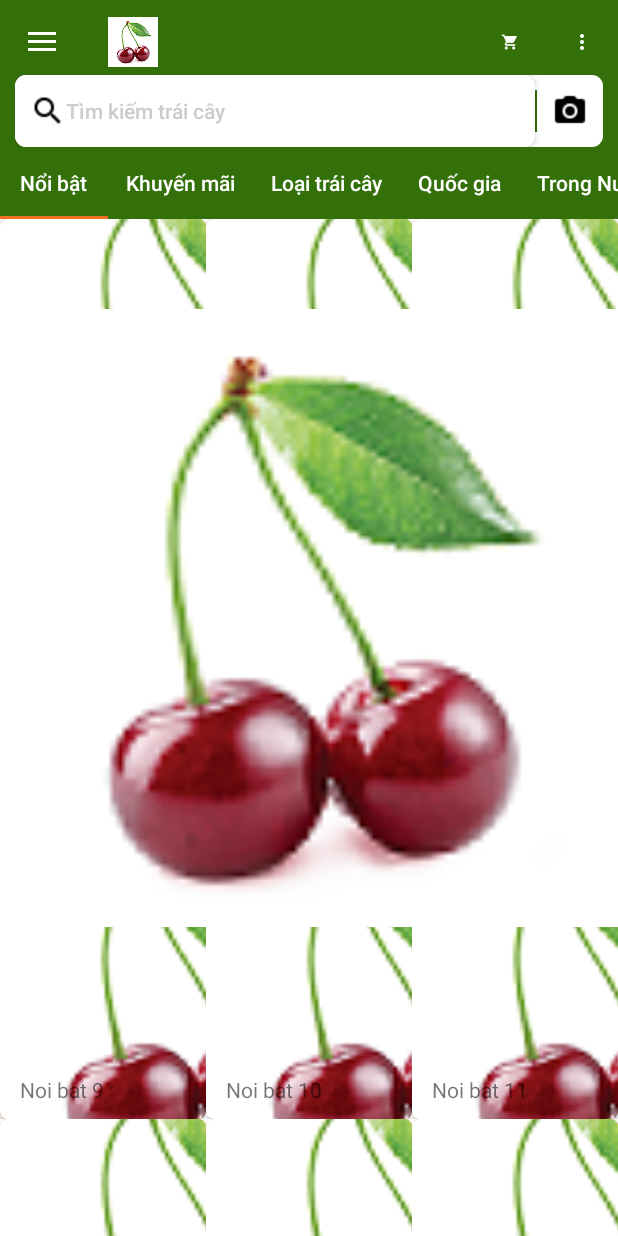
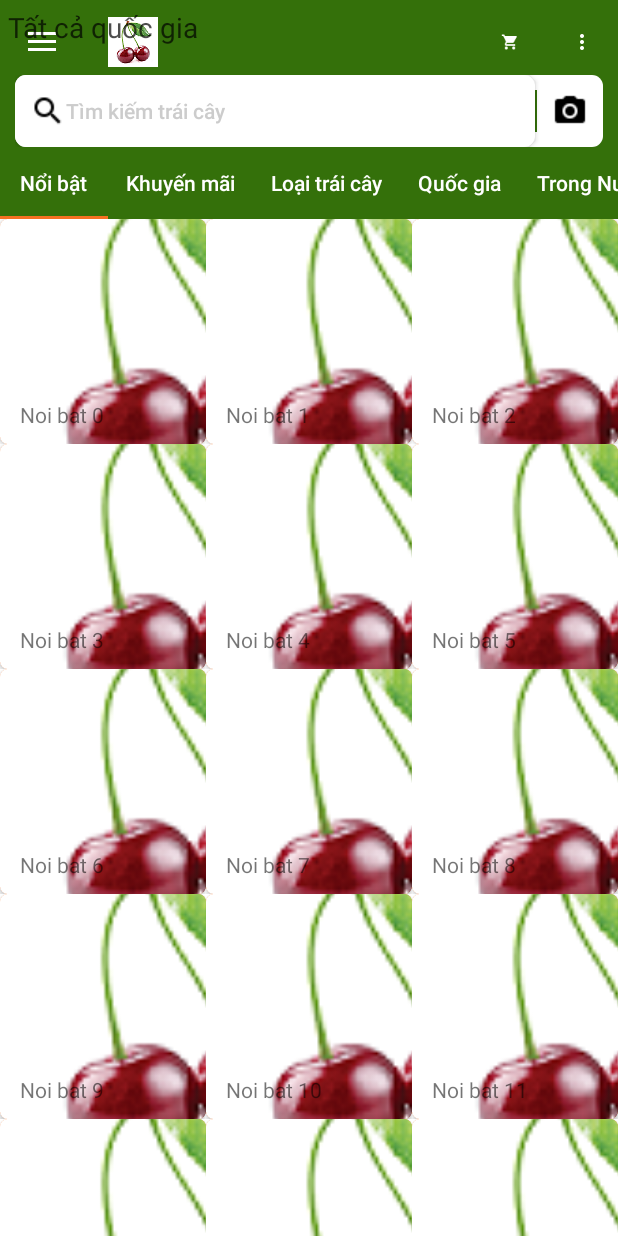
Before and after one commit to HuynhLongHo/LuanVan, an Android app: the fragment FragmentQuocGia placed in its activity, on a phone screen of 412 x 824 dp. Run offline under Robolectric (Android 15) with nearby library versions, the phone set to English and light mode, and no system bars; libraries missing offline, so code that uses them is left out: com.facebook, com.facebook.login; 4 statements that could not run were skipped.

Commit message:
add fragment QuocGia
Hiển thị danh sách quốc gia trong fragment quốc gia

```diff
--- /dev/null
+++ b/TraiCayNgoaiNhap/app/src/main/java/longho/nienluan/traicayngoainhap/Model/TrangChu_QuocGia/ModelQuocGia.java
@@ -0,0 +1,63 @@
+package longho.nienluan.traicayngoainhap.Model.TrangChu_QuocGia;
+
+import org.json.JSONArray;
+import org.json.JSONException;
+import org.json.JSONObject;
+
+import java.util.ArrayList;
+import java.util.HashMap;
+import java.util.List;
+import java.util.concurrent.ExecutionException;
+
+import longho.nienluan.traicayngoainhap.DownloadInternet.DownloadJSON;
+import longho.nienluan.traicayngoainhap.Model.ObjectClass.QuocGia;
+import longho.nienluan.traicayngoainhap.View.TrangChu.TrangChuActivity;
+
+public class ModelQuocGia {
+
+    public List<QuocGia> LayDanhSachQuocGia(){
+        List<QuocGia> quocGiaList = new ArrayList<>();
+
+        List<HashMap<String,String>> attrs = new ArrayList<>();
+        String dataJSON = "";
+
+        String duongdan = TrangChuActivity.SERVER_NAME;
+
+        HashMap<String,String> hsHam = new HashMap<>();
+        hsHam.put("ham","LayDanhSachQuocGia");
+
+        attrs.add(hsHam);
+
+        DownloadJSON downloadJSON = new DownloadJSON(duongdan,attrs);
+        //end phương thức post
+        downloadJSON.execute();
+
+        try {
+            dataJSON = downloadJSON.get();
+
+            JSONObject jsonObject = new JSONObject(dataJSON);
+            JSONArray jsonArrayQuocGia = jsonObject.getJSONArray("quocgia");
+            int dem = jsonArrayQuocGia.length();
+
+            for (int i = 0; i<dem; i++){
+                QuocGia quocGia = new QuocGia();
+                JSONObject object = jsonArrayQuocGia.getJSONObject(i);
+
+                quocGia.setMaQG(object.getInt("MaQG"));
+                quocGia.setTenQG(object.getString("TenQG"));
+                quocGia.setQuocKiQG(object.getString("QuocKiQG"));
+
+                quocGiaList.add(quocGia);
+            }
+
+        } catch (InterruptedException e) {
+            e.printStackTrace();
+        } catch (ExecutionException e) {
+            e.printStackTrace();
+        } catch (JSONException e) {
+            e.printStackTrace();
+        }
+
+        return quocGiaList;
+    }
+}
--- /dev/null
+++ b/TraiCayNgoaiNhap/app/src/main/java/longho/nienluan/traicayngoainhap/Presenter/TrangChu/TrangChu_QuocGia/IPresenterQuocGia.java
@@ -0,0 +1,5 @@
+package longho.nienluan.traicayngoainhap.Presenter.TrangChu.TrangChu_QuocGia;
+
+public interface IPresenterQuocGia {
+    void LayDanhSachQuocGia();
+}
--- /dev/null
+++ b/TraiCayNgoaiNhap/app/src/main/java/longho/nienluan/traicayngoainhap/Presenter/TrangChu/TrangChu_QuocGia/PresenterLogicQuocGia.java
@@ -0,0 +1,27 @@
+package longho.nienluan.traicayngoainhap.Presenter.TrangChu.TrangChu_QuocGia;
+
+import java.util.List;
+
+import longho.nienluan.traicayngoainhap.Model.ObjectClass.QuocGia;
+import longho.nienluan.traicayngoainhap.Model.TrangChu_QuocGia.ModelQuocGia;
+import longho.nienluan.traicayngoainhap.View.TrangChu.ViewQuocGia;
+
+public class PresenterLogicQuocGia implements IPresenterQuocGia{
+    ViewQuocGia viewQuocGia;
+    ModelQuocGia modelQuocGia;
+
+    public PresenterLogicQuocGia(ViewQuocGia viewQuocGia){
+        this.viewQuocGia = viewQuocGia;
+        modelQuocGia = new ModelQuocGia();
+    }
+
+    @Override
+    public void LayDanhSachQuocGia() {
+        List<QuocGia> quocGiaList = modelQuocGia.LayDanhSachQuocGia();
+        if(quocGiaList.size()>0){
+            viewQuocGia.HienThiDanhSachQuocGia(quocGiaList);
+        }
+    }
+
+
+}
--- a/TraiCayNgoaiNhap/app/src/main/java/longho/nienluan/traicayngoainhap/View/TrangChu/Fragment/FragmentLoaiTraiCay.java
+++ b/TraiCayNgoaiNhap/app/src/main/java/longho/nienluan/traicayngoainhap/View/TrangChu/Fragment/FragmentLoaiTraiCay.java
@@ -31,7 +31,6 @@ public class FragmentLoaiTraiCay extends Fragment implements ViewLoaiTraiCay{
         recyclerView = view.findViewById(R.id.recycler_view_loaitraicay);
         dSloaitraicays = new ArrayList<>();
         PresenterLogicLoaiTraiCay presenterLogicLoaiTraiCay = new PresenterLogicLoaiTraiCay(this);
-        dSloaitraicays= new ArrayList<>();
         presenterLogicLoaiTraiCay.LayDanhSachLoaiTraiCay();
         return view ;
     }
--- a/TraiCayNgoaiNhap/app/src/main/java/longho/nienluan/traicayngoainhap/View/TrangChu/Fragment/FragmentQuocGia.java
+++ b/TraiCayNgoaiNhap/app/src/main/java/longho/nienluan/traicayngoainhap/View/TrangChu/Fragment/FragmentQuocGia.java
@@ -4,17 +4,44 @@ import android.os.Bundle;
 import android.support.annotation.NonNull;
 import android.support.annotation.Nullable;
 import android.support.v4.app.Fragment;
+import android.support.v7.widget.GridLayoutManager;
+import android.support.v7.widget.LinearLayoutManager;
+import android.support.v7.widget.RecyclerView;
 import android.view.LayoutInflater;
 import android.view.View;
 import android.view.ViewGroup;
 
+import java.util.ArrayList;
+import java.util.List;
+
+import longho.nienluan.traicayngoainhap.Adapter.AdapterQuocGia;
+import longho.nienluan.traicayngoainhap.Model.ObjectClass.QuocGia;
+import longho.nienluan.traicayngoainhap.Presenter.TrangChu.TrangChu_QuocGia.PresenterLogicQuocGia;
 import longho.nienluan.traicayngoainhap.R;
+import longho.nienluan.traicayngoainhap.View.TrangChu.ViewQuocGia;
 
-public class FragmentQuocGia extends Fragment {
+public class FragmentQuocGia extends Fragment implements ViewQuocGia {
+    RecyclerView recyclerView;
+    AdapterQuocGia adapterQuocGia;
+    List<QuocGia> quocGias;
     @Nullable
     @Override
     public View onCreateView(@NonNull LayoutInflater inflater, @Nullable ViewGroup container, @Nullable Bundle savedInstanceState) {
         View view = inflater.inflate(R.layout.layout_fragment_quocgia, container, false);
+        recyclerView = view.findViewById(R.id.recycler_view_quocgia);
+        quocGias = new ArrayList<>();
+        PresenterLogicQuocGia presenterLogicQuocGia = new PresenterLogicQuocGia(this);
+        presenterLogicQuocGia.LayDanhSachQuocGia();
         return view ;
     }
+
+    @Override
+    public void HienThiDanhSachQuocGia(List<QuocGia> quocGiaList) {
+        quocGias = quocGiaList;
+        AdapterQuocGia recyclerViewAdapter = new AdapterQuocGia(getContext(),quocGias);
+        RecyclerView.LayoutManager layoutManager = new GridLayoutManager(getActivity(),3,GridLayoutManager.HORIZONTAL,false);
+        recyclerView.setLayoutManager(layoutManager);
+        recyclerView.setAdapter(recyclerViewAdapter);
+        recyclerViewAdapter.notifyDataSetChanged();
+    }
 }
--- /dev/null
+++ b/TraiCayNgoaiNhap/app/src/main/java/longho/nienluan/traicayngoainhap/View/TrangChu/ViewQuocGia.java
@@ -0,0 +1,9 @@
+package longho.nienluan.traicayngoainhap.View.TrangChu;
+
+import java.util.List;
+
+import longho.nienluan.traicayngoainhap.Model.ObjectClass.QuocGia;
+
+public interface ViewQuocGia {
+    void HienThiDanhSachQuocGia(List<QuocGia> quocGiaList);
+}
--- a/TraiCayNgoaiNhap/app/src/main/res/layout/layout_fragment_quocgia.xml
+++ b/TraiCayNgoaiNhap/app/src/main/res/layout/layout_fragment_quocgia.xml
@@ -1,10 +1,22 @@
 <?xml version="1.0" encoding="utf-8"?>
 <LinearLayout
-    xmlns:android="http://schemas.android.com/apk/res/android" android:layout_width="match_parent"
-    android:layout_height="match_parent">
+    xmlns:android="http://schemas.android.com/apk/res/android"
+    android:layout_width="match_parent"
+    android:layout_height="match_parent"
+    android:orientation="vertical">
 
-    <ImageView
-        android:layout_width="match_parent"
-        android:layout_height="match_parent"
-        android:src="@mipmap/logo"/>
+    <TextView
+        android:layout_width="wrap_content"
+        android:layout_height="wrap_content"
+        android:text="Tất cả quốc gia"
+        android:layout_margin="5dp"
+        android:textSize="3mm"
+        android:textColor="@color/tranparentBlack"
+        />
+
+    <android.support.v7.widget.RecyclerView
+        android:id="@+id/recycler_view_quocgia"
+        android:layout_width="wrap_content"
+        android:layout_height="wrap_content">
+    </android.support.v7.widget.RecyclerView>
 </LinearLayout>
```
Also changed, not shown: TraiCayNgoaiNhap/app/src/main/java/longho/nienluan/traicayngoainhap/Adapter/AdapterQuocGia.java (added, +72 -0 lines), TraiCayNgoaiNhap/app/src/main/java/longho/nienluan/traicayngoainhap/Model/ObjectClass/QuocGia.java (added, +32 -0 lines), TraiCayNgoaiNhap/app/src/main/res/layout/custom_item_quocgia.xml (added, +44 -0 lines).
